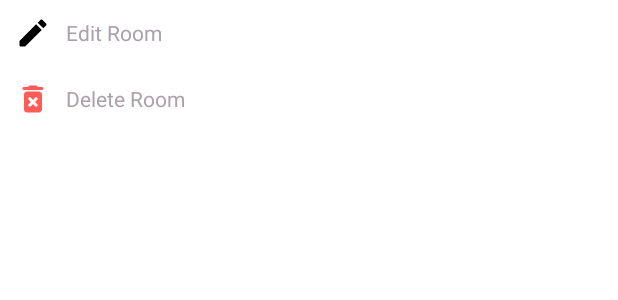
After one commit to leandreisantos/CIElid-Check, an Android app: the layout more_item.xml on its own in the app's theme, with its tools: preview values and no code run, on a phone screen of 412 x 824 dp. The commit adds this screen. Shown: the top 300 px of the screen. Run offline under Robolectric (Android 15) with nearby library versions, the phone set to English and light mode, and no system bars.

Commit message:
first-commit

```diff
--- a/app/src/main/res/layout/activity_selected_week.xml
+++ b/app/src/main/res/layout/activity_selected_week.xml
@@ -53,6 +53,7 @@
     <androidx.recyclerview.widget.RecyclerView
         android:visibility="gone"
         android:id="@+id/rv_sw"
+        android:layout_marginTop="10dp"
         android:layout_width="match_parent"
         android:layout_height="700dp"
         app:layout_constraintTop_toBottomOf="@id/tv_title_sw"/>
--- a/app/src/main/res/layout/event_item_cf.xml
+++ b/app/src/main/res/layout/event_item_cf.xml
@@ -37,6 +37,7 @@
         android:layout_marginStart="10dp"/>
 
     <TextView
+        android:visibility="gone"
         android:id="@+id/tv_delete_ei"
         android:layout_width="wrap_content"
         android:layout_height="wrap_content"
--- /dev/null
+++ b/app/src/main/res/layout/more_item.xml
@@ -0,0 +1,55 @@
+<?xml version="1.0" encoding="utf-8"?>
+<androidx.constraintlayout.widget.ConstraintLayout xmlns:android="http://schemas.android.com/apk/res/android"
+    android:layout_width="150dp"
+    xmlns:app="http://schemas.android.com/apk/res-auto"
+    android:background="@color/white"
+    android:layout_height="wrap_content">
+
+
+    <TextView
+        android:visibility="gone"
+        android:id="@+id/tv_info_mi"
+        android:layout_width="match_parent"
+        android:layout_height="wrap_content"
+        android:text="Room Details"
+        android:drawableStart="@drawable/info_icon"
+        android:drawableTint="@color/black"
+        android:textColor="@color/grey"
+        android:drawablePadding="10dp"
+        android:gravity="center_vertical"
+        app:layout_constraintTop_toTopOf="parent"
+        app:layout_constraintLeft_toLeftOf="parent"
+        app:layout_constraintRight_toRightOf="parent"
+        android:padding="10dp"/>
+
+    <TextView
+        android:id="@+id/tv_edit_mi"
+        android:layout_width="match_parent"
+        android:layout_height="wrap_content"
+        android:text="Edit Room"
+        android:drawableStart="@drawable/edit_icon"
+        android:drawableTint="@color/black"
+        android:textColor="@color/grey"
+        android:drawablePadding="10dp"
+        android:gravity="center_vertical"
+        app:layout_constraintTop_toBottomOf="@id/tv_info_mi"
+        app:layout_constraintLeft_toLeftOf="parent"
+        app:layout_constraintRight_toRightOf="parent"
+        android:padding="10dp"/>
+
+    <TextView
+        android:id="@+id/tv_delete_ei"
+        android:layout_width="match_parent"
+        android:layout_height="wrap_content"
+        android:text="Delete Room"
+        android:drawableStart="@drawable/delete_icon"
+        android:drawableTint="@color/red"
+        android:textColor="@color/grey"
+        android:drawablePadding="10dp"
+        android:gravity="center_vertical"
+        app:layout_constraintTop_toBottomOf="@id/tv_edit_mi"
+        app:layout_constraintLeft_toLeftOf="parent"
+        app:layout_constraintRight_toRightOf="parent"
+        android:padding="10dp"/>
+
+</androidx.constraintlayout.widget.ConstraintLayout>
```
Also changed, not shown: app/src/main/java/com/example/cielid_check/AddScheduleActivity.java (+13 -1 lines), app/src/main/java/com/example/cielid_check/EventHolder.java (+33 -0 lines), app/src/main/java/com/example/cielid_check/RoomFragment.java (+20 -0 lines), app/src/main/java/com/example/cielid_check/RoomHolder.java (+38 -1 lines), app/src/main/res/drawable/more_icon.xml (added, +9 -0 lines), app/src/main/res/layout/room_item.xml (+14 -1 lines).
